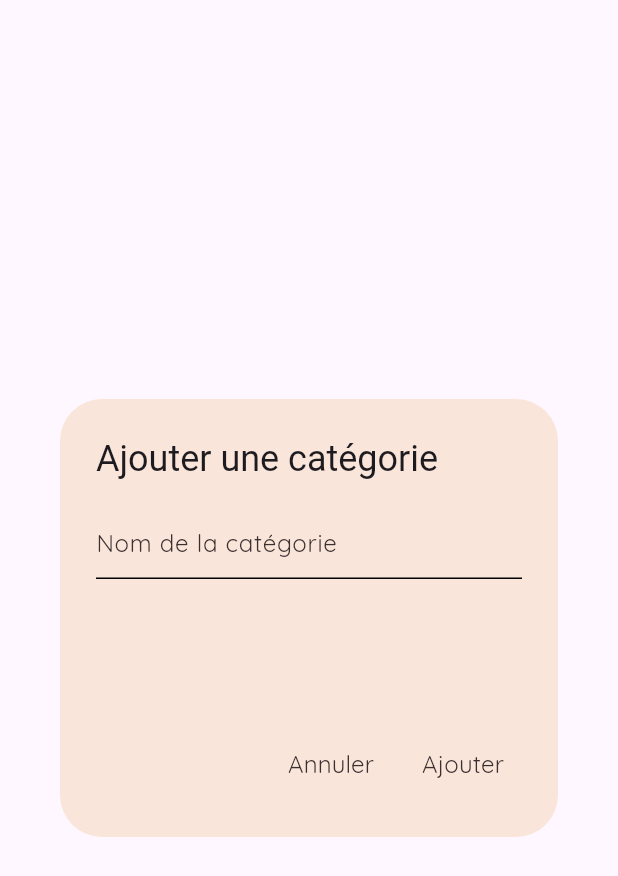
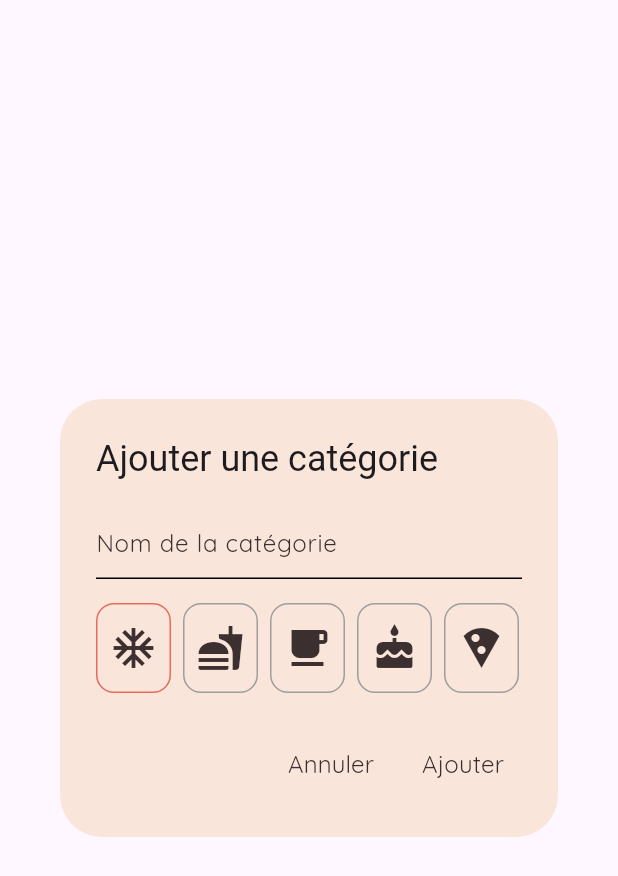
Before and after one commit to MatteoPasselergue/cooking-recipe-diary, a Flutter app: the AddCategoryDialog widget shown alone on an empty page, opened directly, on a phone screen of 412 x 824 dp. Shown: the top 876 px of the screen. Run offline on Flutter 3.47's test engine with Material 3 defaults, Android fonts, the phone set to English and light mode, and no system bars.

Commit message:
Update lang file, theme and more
- Updated fr_FR file.
- Updated theme file (recipeCardDecoration and recipeTitleStyle)
- Created Utils file (with the list of icons availables)

```diff
--- a/assets/lang/fr_FR.json
+++ b/assets/lang/fr_FR.json
@@ -1,6 +1,10 @@
 {
   "add_category": "Ajouter une catégorie",
+  "edit_category": "Modifier la catégorie",
   "cancel": "Annuler",
   "name_category": "Nom de la catégorie",
-  "add": "Ajouter"
+  "add": "Ajouter",
+  "delete": "Supprimer",
+  "edit": "Modifier",
+  "no_recipes_found": "Aucunne recette trouvée"
 }
--- a/lib/utils/theme.dart
+++ b/lib/utils/theme.dart
@@ -81,4 +81,16 @@
       ),
     );
   }
+
+  static final recipeCardDecoration = BoxDecoration(
+    color: AppConfig.backgroundColor,
+    borderRadius: BorderRadius.circular(16),
+  );
+
+  static final recipeTitleStyle = TextStyle(
+    fontFamily: 'Rokkitt',
+    fontSize: 16,
+    fontWeight: FontWeight.bold,
+    color: AppConfig.textColor,
+  );
 }
--- /dev/null
+++ b/lib/utils/utils.dart
@@ -0,0 +1,31 @@
+import 'package:flutter/material.dart';
+
+class Utils {
+
+  static final List<IconData> availableIcons = [
+    Icons.ac_unit,
+    Icons.fastfood,
+    Icons.local_cafe,
+    Icons.cake,
+    Icons.local_pizza,
+    Icons.ramen_dining,
+  ];
+
+  static final Map<IconData, String> iconNameMap = {
+    Icons.ac_unit: 'ac_unit',
+    Icons.fastfood: 'fastfood',
+    Icons.local_cafe: 'local_cafe',
+    Icons.cake: 'cake',
+    Icons.local_pizza: 'local_pizza',
+    Icons.ramen_dining: 'ramen_dining',
+  };
+
+  static final Map<String, IconData> iconDataMap = {
+    'ac_unit': Icons.ac_unit,
+    'fastfood': Icons.fastfood,
+    'local_cafe': Icons.local_cafe,
+    'cake': Icons.cake,
+    'local_pizza': Icons.local_pizza,
+    'ramen_dining': Icons.ramen_dining,
+  };
+}
```
